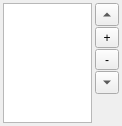
The window that Modules/Wrappers/QtWidget/src/otbWrapperQtWidgetListEditWidget.ui (orfeotoolbox/OTB) describes before a commit, drawn with Qt 5.
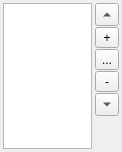
The same window after the commit.

Commit message: ENH: Added browser button.

```diff
--- a/Modules/Wrappers/QtWidget/src/otbWrapperQtWidgetListEditWidget.ui
+++ b/Modules/Wrappers/QtWidget/src/otbWrapperQtWidgetListEditWidget.ui
@@ -7,7 +7,7 @@
     <x>0</x>
     <y>0</y>
     <width>122</width>
-    <height>126</height>
+    <height>152</height>
    </rect>
   </property>
   <property name="windowTitle">
@@ -54,6 +54,19 @@
        </property>
       </widget>
      </item>
+     <item>
+      <widget class="QToolButton" name="browseButton">
+       <property name="sizePolicy">
+        <sizepolicy hsizetype="Minimum" vsizetype="Fixed">
+         <horstretch>0</horstretch>
+         <verstretch>0</verstretch>
+        </sizepolicy>
+       </property>
+       <property name="text">
+        <string>...</string>
+       </property>
+      </widget>
+     </item>
      <item>
       <widget class="QToolButton" name="removeButton">
        <property name="sizePolicy">
```
